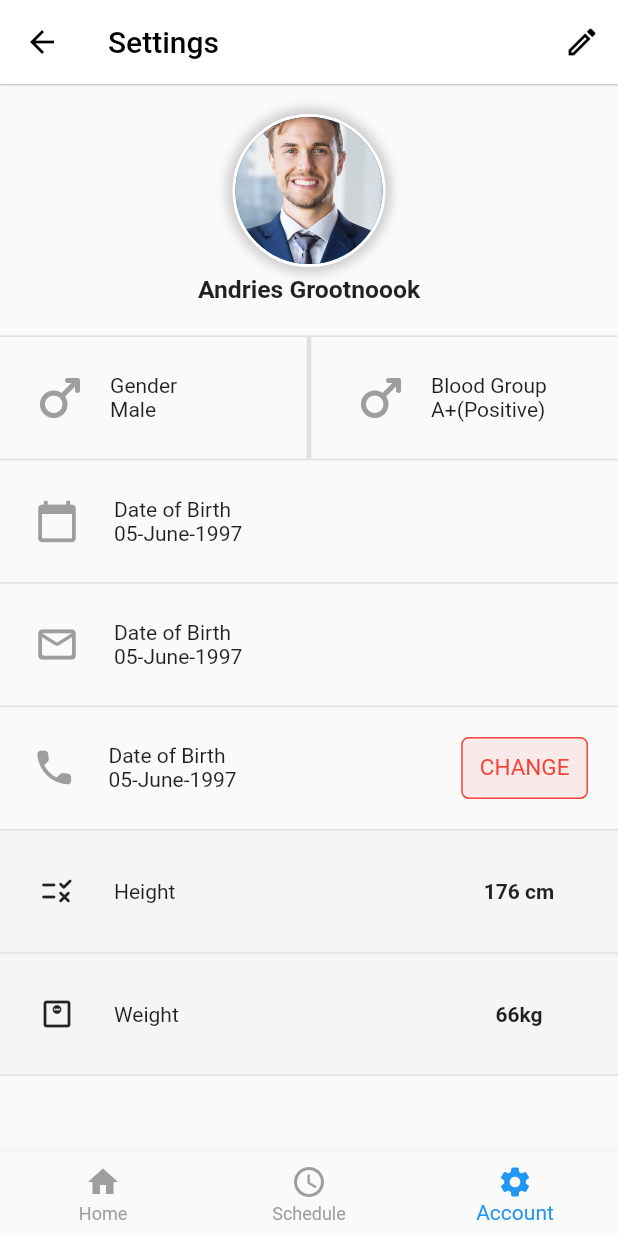
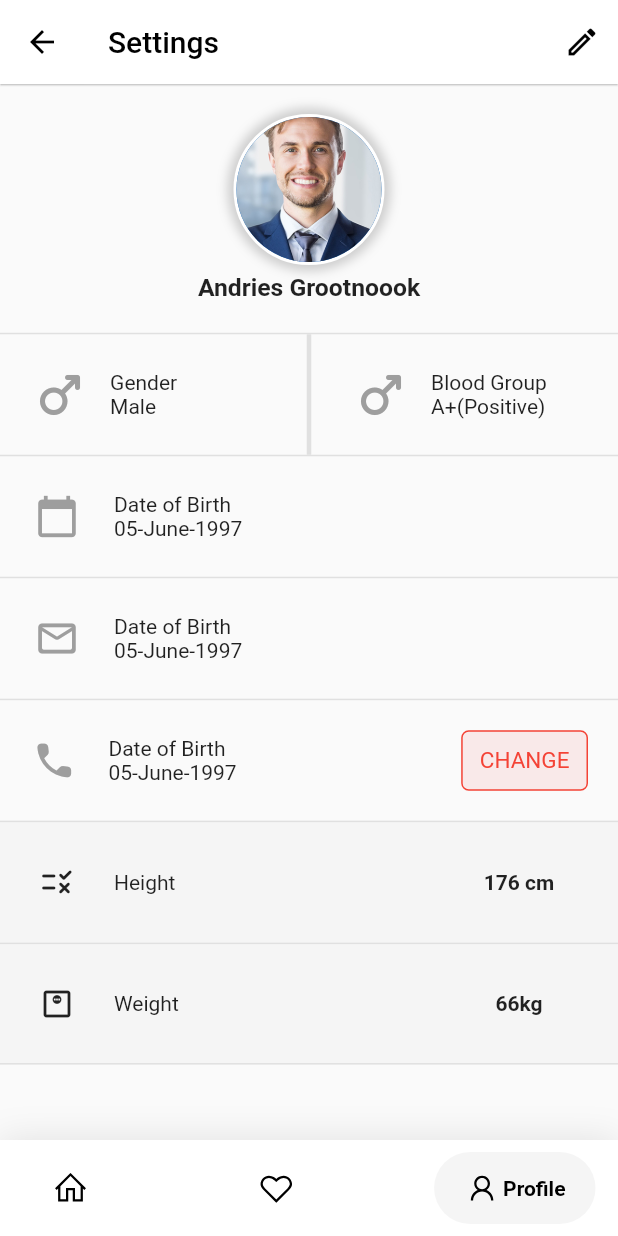
Before and after one commit to oti-adjei/BloodSpotUI, a Flutter app: the screen it shows after launch, item 3 of the bottom bar chosen, on a phone screen of 412 x 824 dp. Run offline on Flutter 3.47's test engine with Material 2 defaults, Android fonts, the phone set to English and light mode, and no system bars; drawn by our look-alikes of google_nav_bar; our stand-ins replace line_icons.

Commit message:
Nav Bar Update
- Update nav bar look by using Customized package(google_nav_bar).
- Run "dart fix --dry-run"  to preview and "dart fix --apply" to apply code actions/quick fixes changes

```diff
--- a/lib/bottom_navigation.dart
+++ b/lib/bottom_navigation.dart
@@ -1,5 +1,8 @@
 // import 'package:akar_icons_flutter/akar_icons_flutter.dart';
+
 import 'package:flutter/material.dart';
+import 'package:google_nav_bar/google_nav_bar.dart';
+import 'package:line_icons/line_icons.dart';
 
 import 'screens/add.dart';
 import 'screens/home.dart';
@@ -24,39 +27,97 @@ class _CustomBottomNavigationState extends State<CustomBottomNavigation> {
   // current index
 
   @override
+  void initState() {
+    super.initState();
+  }
+
+  @override
   Widget build(BuildContext context) {
     return Scaffold(
-      bottomNavigationBar: BottomNavigationBar(
-        currentIndex: currentIndex,
-        selectedItemColor: Colors.blue,
-        unselectedItemColor: Colors.grey,
-        onTap: (index) {
-          setState(() {
-            currentIndex = index;
-          });
-        },
-        items: const [
-          BottomNavigationBarItem(
-            icon: Icon(Icons.home
-                // AkarIcons.home
+      body: screens[currentIndex],
+      bottomNavigationBar: Container(
+        decoration: BoxDecoration(
+          color: Colors.white,
+          boxShadow: [
+            BoxShadow(
+              blurRadius: 20,
+              color: Colors.black.withOpacity(.1),
+            )
+          ],
+        ),
+        child: SafeArea(
+          child: Padding(
+            padding: const EdgeInsets.symmetric(horizontal: 15.0, vertical: 8),
+            child: GNav(
+              rippleColor: Colors.grey[300]!,
+              hoverColor: Colors.grey[100]!,
+              gap: 2,
+              activeColor: Colors.black,
+              iconSize: 24,
+              padding: const EdgeInsets.symmetric(horizontal: 20, vertical: 12),
+              duration: const Duration(milliseconds: 400),
+              tabBackgroundColor: Colors.grey[100]!,
+              color: Colors.black,
+              tabs: const [
+                GButton(
+                  icon: LineIcons.home,
+                  text: 'Home',
                 ),
-            label: 'Home',
+                GButton(
+                  icon: LineIcons.heart,
+                  text: 'Donate',
+                ),
+                // GButton(
+                //   icon: LineIcons.search,
+                //   text: 'Search',
+                // ),
+                GButton(
+                  icon: LineIcons.user,
+                  text: 'Profile',
+                ),
+              ],
+              selectedIndex: currentIndex,
+              onTabChange: (index) {
+                setState(() {
+                  currentIndex = index;
+                });
+              },
+            ),
           ),
-          BottomNavigationBarItem(
-            icon: Icon(Icons.schedule
-                // AkarIcons.schedule
-                ),
-            label: 'Schedule',
-          ),
-          BottomNavigationBarItem(
-            icon: Icon(Icons.settings
-                //AkarIcons.person
-                ),
-            label: 'Account',
-          ),
-        ],
+        ),
       ),
-      body: screens[currentIndex],
     );
   }
 }
+
+
+// BottomNavigationBar(
+//         currentIndex: currentIndex,
+//         selectedItemColor: Colors.blue,
+//         unselectedItemColor: Colors.grey,
+//         onTap: (index) {
+//           setState(() {
+//             currentIndex = index;
+//           });
+//         },
+//         items: const [
+//           BottomNavigationBarItem(
+//             icon: Icon(Icons.home
+//                 // AkarIcons.home
+//                 ),
+//             label: 'Home',
+//           ),
+//           BottomNavigationBarItem(
+//             icon: Icon(Icons.schedule
+//                 // AkarIcons.schedule
+//                 ),
+//             label: 'Schedule',
+//           ),
+//           BottomNavigationBarItem(
+//             icon: Icon(Icons.settings
+//                 //AkarIcons.person
+//                 ),
+//             label: 'Account',
+//           ),
+//         ],
+//       ),
--- a/lib/screens/add.dart
+++ b/lib/screens/add.dart
@@ -1,6 +1,4 @@
 import 'package:flutter/material.dart';
-import 'package:flutter/src/foundation/key.dart';
-import 'package:flutter/src/widgets/framework.dart';
 
 class Add extends StatefulWidget {
   const Add({Key? key}) : super(key: key);
@@ -12,7 +10,7 @@ class Add extends StatefulWidget {
 class _AddState extends State<Add> {
   @override
   Widget build(BuildContext context) {
-    return Scaffold(
+    return const Scaffold(
       body: Center(
         child: Text('Add'),
       ),
--- a/lib/screens/home.dart
+++ b/lib/screens/home.dart
@@ -9,6 +9,11 @@ class Home extends StatefulWidget {
 }
 
 class _HomeState extends State<Home> {
+  @override
+  void initState() {
+    super.initState();
+  }
+
   @override
   Widget build(BuildContext context) {
     return Container(
@@ -62,12 +67,12 @@ class _HomeState extends State<Home> {
                                   ),
                                 ),
                                 child: ClipRRect(
-                                  child: Image.asset('assets/1.jpg'),
                                   borderRadius: const BorderRadius.only(
-                                    topRight: const Radius.circular(15),
+                                    topRight: Radius.circular(15),
                                     topLeft: Radius.circular(15),
-                                    bottomRight: const Radius.circular(15),
+                                    bottomRight: Radius.circular(15),
                                   ),
+                                  child: Image.asset('assets/images/1.jpg'),
                                 ),
                               ),
                               Positioned(
--- a/lib/screens/settings.dart
+++ b/lib/screens/settings.dart
@@ -1,8 +1,8 @@
+// ignore_for_file: avoid_unnecessary_containers
+
 import 'dart:ui';
 
 import 'package:flutter/material.dart';
-import 'package:flutter/src/foundation/key.dart';
-import 'package:flutter/src/widgets/framework.dart';
 
 class Settings extends StatefulWidget {
   const Settings({Key? key}) : super(key: key);
@@ -82,10 +82,10 @@ class _SettingsState extends State<Settings> {
                           // color: Colors.white,
                           border: Border.all(color: Colors.white, width: 2),
                           shape: BoxShape.circle,
-                          boxShadow: [
-                            const BoxShadow(
+                          boxShadow: const [
+                            BoxShadow(
                                 blurRadius: 5,
-                                color: const Color.fromARGB(255, 205, 205, 205),
+                                color: Color.fromARGB(255, 205, 205, 205),
                                 spreadRadius: 4)
                           ],
                         ),
@@ -155,7 +155,7 @@ class _SettingsState extends State<Settings> {
                                           //color: Colors.tealAccent,
                                           padding: const EdgeInsets.all(10),
                                           child: const Center(
-                                            child: const Icon(
+                                            child: Icon(
                                               Icons.male_rounded,
                                               size: 40,
                                               color: Colors.grey,
@@ -174,9 +174,9 @@ class _SettingsState extends State<Settings> {
                                                 MainAxisAlignment.center,
                                             crossAxisAlignment:
                                                 CrossAxisAlignment.start,
-                                            children: [
-                                              const Text("Gender"),
-                                              const Text("Male")
+                                            children: const [
+                                              Text("Gender"),
+                                              Text("Male")
                                             ],
                                           ),
                                         ),
@@ -270,9 +270,9 @@ class _SettingsState extends State<Settings> {
                                     mainAxisAlignment: MainAxisAlignment.center,
                                     crossAxisAlignment:
                                         CrossAxisAlignment.start,
-                                    children: [
-                                      const Text("Date of Birth"),
-                                      const Text("05-June-1997")
+                                    children: const [
+                                      Text("Date of Birth"),
+                                      Text("05-June-1997")
                                     ],
                                   ),
                                 ),
@@ -318,9 +318,9 @@ class _SettingsState extends State<Settings> {
                                     mainAxisAlignment: MainAxisAlignment.center,
                                     crossAxisAlignment:
                                         CrossAxisAlignment.start,
-                                    children: [
-                                      const Text("Date of Birth"),
-                                      const Text("05-June-1997")
+                                    children: const [
+                                      Text("Date of Birth"),
+                                      Text("05-June-1997")
                                     ],
                                   ),
                                 ),
@@ -349,7 +349,7 @@ class _SettingsState extends State<Settings> {
                                   //color: Colors.tealAccent,
                                   padding: const EdgeInsets.all(10),
                                   child: const Center(
-                                    child: const Icon(
+                                    child: Icon(
                                       Icons.call_rounded,
                                       size: 30,
                                       color: Colors.grey,
@@ -366,9 +366,9 @@ class _SettingsState extends State<Settings> {
                                     mainAxisAlignment: MainAxisAlignment.center,
                                     crossAxisAlignment:
                                         CrossAxisAlignment.start,
-                                    children: [
-                                      const Text("Date of Birth"),
-                                      const Text("05-June-1997")
+                                    children: const [
+                                      Text("Date of Birth"),
+                                      Text("05-June-1997")
                                     ],
                                   ),
                                 ),
@@ -395,7 +395,7 @@ class _SettingsState extends State<Settings> {
                                       width: MediaQuery.of(context).size.width *
                                           .25,
                                       child: const Center(
-                                        child: const Text(
+                                        child: Text(
                                           'CHANGE',
                                           style: TextStyle(
                                               fontSize: 15, color: Colors.red),
@@ -429,7 +429,7 @@ class _SettingsState extends State<Settings> {
                                   //color: Colors.tealAccent,
                                   padding: const EdgeInsets.all(10),
                                   child: const Center(
-                                      child: const Icon(Icons.rule_rounded)),
+                                      child: Icon(Icons.rule_rounded)),
                                 ),
                               ),
                               Expanded(
@@ -441,8 +441,8 @@ class _SettingsState extends State<Settings> {
                                     mainAxisAlignment: MainAxisAlignment.center,
                                     crossAxisAlignment:
                                         CrossAxisAlignment.start,
-                                    children: [
-                                      const Text("Height"),
+                                    children: const [
+                                      Text("Height"),
                                     ],
                                   ),
                                 ),
@@ -500,8 +500,8 @@ class _SettingsState extends State<Settings> {
                                     mainAxisAlignment: MainAxisAlignment.center,
                                     crossAxisAlignment:
                                         CrossAxisAlignment.start,
-                                    children: [
-                                      const Text("Weight"),
+                                    children: const [
+                                      Text("Weight"),
                                     ],
                                   ),
                                 ),
@@ -512,9 +512,9 @@ class _SettingsState extends State<Settings> {
                                   //color: Colors.tealAccent,
                                   padding: const EdgeInsets.all(5),
                                   child: const Center(
-                                    child: const Text(
+                                    child: Text(
                                       "66kg",
-                                      style: const TextStyle(
+                                      style: TextStyle(
                                           fontWeight: FontWeight.bold),
                                     ),
                                   ),
--- a/lib/widget/card.dart
+++ b/lib/widget/card.dart
@@ -1,7 +1,6 @@
+// ignore_for_file: avoid_unnecessary_containers
+
 import 'package:flutter/material.dart';
-import 'package:flutter/src/foundation/key.dart';
-import 'package:flutter/src/widgets/framework.dart';
-import 'package:flutter_svg/svg.dart';
 import 'dart:math' as math;
 
 class MyCard extends StatelessWidget {
@@ -40,7 +39,7 @@ class MyCard extends StatelessWidget {
                                       topLeft: Radius.circular(10)),
                                   child: Image.asset(
                                     fit: BoxFit.fill,
-                                    'assets/blood_donation.jpeg',
+                                    'assets/images/blood_donation.jpeg',
                                   ),
                                 ),
                               )),
@@ -117,9 +116,8 @@ class MyCard extends StatelessWidget {
                                                         backgroundColor:
                                                             Colors.transparent,
                                                         radius: 30,
-                                                        backgroundImage:
-                                                            const AssetImage(
-                                                                "assets/blood_drop.png"),
+                                                        backgroundImage: AssetImage(
+                                                            "assets/images/blood_drop.png"),
                                                       ),
                                                     ),
                                                   ),
@@ -305,7 +303,7 @@ class MyCard extends StatelessWidget {
                                                                             50.0),
                                                                 child:
                                                                     Image.asset(
-                                                                  'assets/1.jpg',
+                                                                  'assets/images/1.jpg',
                                                                 ),
                                                               ),
                                                             ),
@@ -439,8 +437,7 @@ class MyCard extends StatelessWidget {
                             boxShadow: [
                               BoxShadow(
                                   blurRadius: 3,
-                                  color:
-                                      const Color.fromARGB(255, 205, 205, 205),
+                                  color: Color.fromARGB(255, 205, 205, 205),
                                   spreadRadius: 1)
                             ],
                           ),
```
Also changed, not shown: pubspec.yaml (+2 -26 lines), pubspec.lock, 32 other files.
